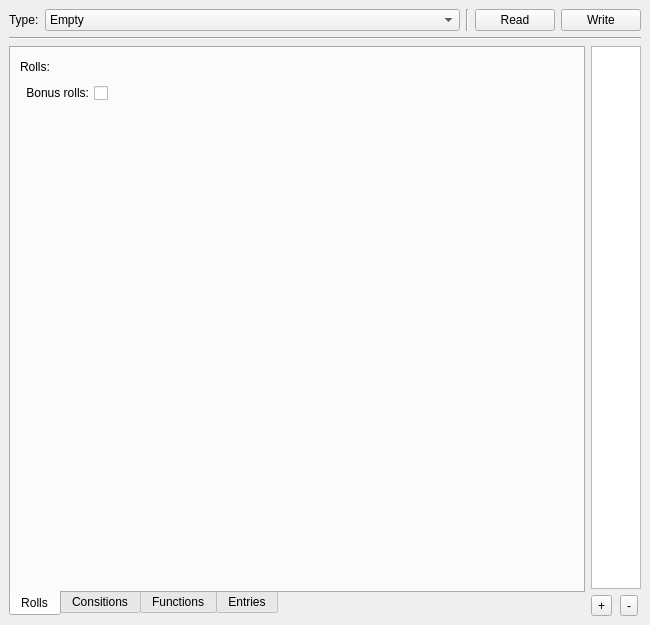
Before: the Qt Designer form loottableeditordock.ui in IoeCmcomc/MCDatapacker, drawn with Qt 5.
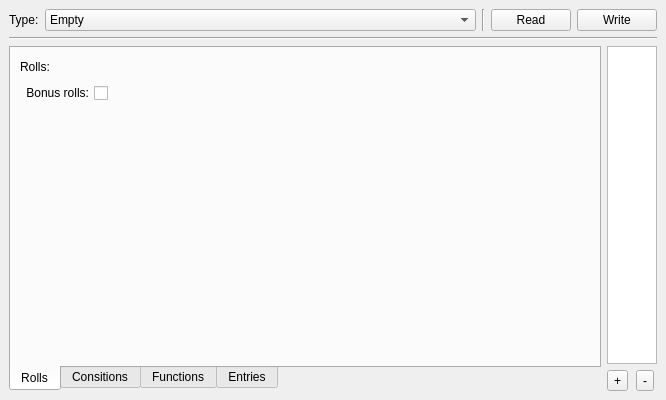
After: the same form once the commit is applied. Custom widgets are drawn as their Qt base class.

Commit message:
[New]Add LocationConditionDialog class for location conditions.
LocationConditionDialog:
- Support JSON importing and exporting.

ViewEventFilter:
- Extracted from MCRPredCondition's EventFilter;
- Items in filtered views can be deleted with right click.

ExtendedNumericInput:
- Default min and max of spin boxes are -999999999 and 999999999, which
can be set in ExtendedNumericDelegate.

Added information (mostly names) of Minecraft dimensions, structures
(features) and fluids.

```diff
--- a/loottableeditordock.ui
+++ b/loottableeditordock.ui
@@ -6,8 +6,8 @@
    <rect>
     <x>0</x>
     <y>0</y>
-    <width>650</width>
-    <height>625</height>
+    <width>666</width>
+    <height>400</height>
    </rect>
   </property>
   <property name="windowTitle">
@@ -161,10 +161,8 @@
        <attribute name="title">
         <string>Rolls</string>
        </attribute>
-       <layout class="QGridLayout" name="gridLayout_3">
+       <layout class="QFormLayout" name="formLayout_2">
         <item row="0" column="0">
-         <layout class="QHBoxLayout" name="horizontalLayout">
-          <item>
            <widget class="QLabel" name="label">
             <property name="toolTip">
              <string>The number of times the loot table will pick an item from its pool.</string>
@@ -174,21 +172,17 @@
             </property>
            </widget>
           </item>
-          <item>
+        <item row="0" column="1">
            <widget class="ExtendedNumericInput" name="rollsInput">
             <property name="minimumSize">
              <size>
-              <width>180</width>
+            <width>130</width>
               <height>20</height>
              </size>
             </property>
            </widget>
-          </item>
-         </layout>
         </item>
         <item row="1" column="0">
-         <layout class="QHBoxLayout" name="horizontalLayout_2">
-          <item>
            <widget class="QCheckBox" name="bonusRollsCheck">
             <property name="toolTip">
              <string>Bonus rolls from luck</string>
@@ -201,46 +195,18 @@
             </property>
            </widget>
           </item>
-          <item>
+        <item row="1" column="1">
            <widget class="ExtendedNumericInput" name="bonusRollsInput">
             <property name="enabled">
              <bool>false</bool>
             </property>
             <property name="minimumSize">
              <size>
-              <width>150</width>
+            <width>130</width>
               <height>20</height>
              </size>
             </property>
            </widget>
-          </item>
-         </layout>
-        </item>
-        <item row="0" column="1" rowspan="2">
-         <spacer name="horizontalSpacer">
-          <property name="orientation">
-           <enum>Qt::Horizontal</enum>
-          </property>
-          <property name="sizeHint" stdset="0">
-           <size>
-            <width>40</width>
-            <height>20</height>
-           </size>
-          </property>
-         </spacer>
-        </item>
-        <item row="2" column="0" colspan="2">
-         <spacer name="verticalSpacer">
-          <property name="orientation">
-           <enum>Qt::Vertical</enum>
-          </property>
-          <property name="sizeHint" stdset="0">
-           <size>
-            <width>20</width>
-            <height>40</height>
-           </size>
-          </property>
-         </spacer>
         </item>
        </layout>
       </widget>
@@ -278,8 +244,8 @@
             <rect>
              <x>0</x>
              <y>0</y>
-             <width>553</width>
-             <height>466</height>
+             <width>569</width>
+             <height>241</height>
             </rect>
            </property>
           </widget>
```
Lines whose indentation alone changed are shown as unchanged. The commit also changes 25 other files.
